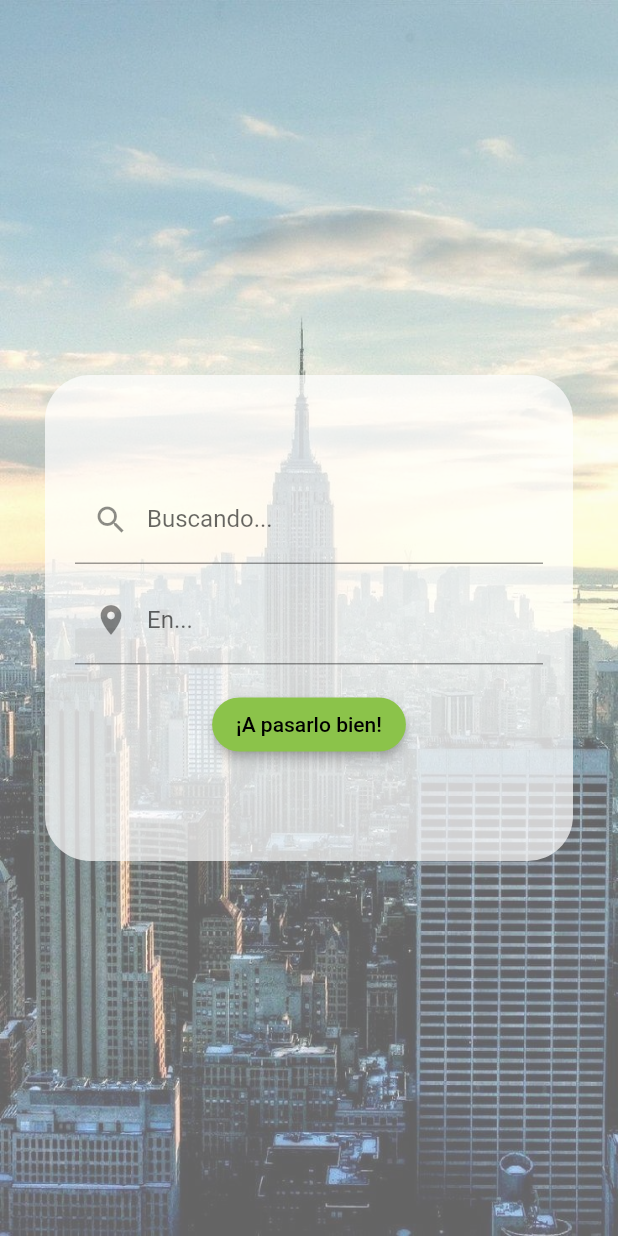
After one commit to Reloxed/ADEChallenge, a Flutter app: the SearchVenues screen opened directly, on a phone screen of 412 x 824 dp. The commit adds this screen. Run offline on Flutter 3.47's test engine with Material 2 defaults, Android fonts, the phone set to English and light mode, and no system bars; our stand-ins replace firebase_auth, firebase_core; accounts and stored records are empty.

Commit message:
UI of search venues' screen

```diff
--- a/adechallenge/lib/screens/login.dart
+++ b/adechallenge/lib/screens/login.dart
@@ -3,6 +3,11 @@ import 'package:adechallenge/utils/navigations.dart';
 import 'package:flutter/material.dart';
 import 'package:firebase_auth/firebase_auth.dart';
 
+/*
+This screen has a form which is used to login users on the app. It asks for an email and password and when the login
+button is clicked, the form is validated showing the corresponding errors on the
+fields. Then, if everything is ok, the user is redirected to the search_venues screen.
+ */
 class Login extends StatefulWidget {
   @override
   _LoginState createState() {
@@ -95,7 +100,7 @@ class _LoginState extends State<Login> {
           if(_formKey.currentState!.validate()){
             try {
               await _auth.signInWithEmailAndPassword(email: email, password: password);
-
+              navigateToSearchVenues(context);
             } on FirebaseAuthException catch (e) {
               String message = "";
               if(e.code == 'user-not-found')
--- /dev/null
+++ b/adechallenge/lib/screens/search_venues.dart
@@ -0,0 +1,82 @@
+import 'package:flutter/material.dart';
+
+/*
+Screen where the users can search venues. It is built by a background image and a form where we ask the user to
+say what they want to search for and where. It redirects to the results view.
+ */
+class SearchVenues extends StatefulWidget {
+  @override
+  _SearchVenuesState createState() {
+    return new _SearchVenuesState();
+  }
+}
+
+class _SearchVenuesState extends State<SearchVenues> {
+  late String name;
+  late String location;
+
+  @override
+  Widget build(BuildContext context) {
+    return Material(
+      child: Scaffold(
+        resizeToAvoidBottomInset: false,
+        body: Container(
+          decoration: BoxDecoration(
+              image: DecorationImage(
+                  image: AssetImage('assets/images/city-background.jpg'),
+                  fit: BoxFit.fill,
+                  colorFilter: new ColorFilter.mode(Colors.black.withOpacity(0.6), BlendMode.dstATop))),
+          child: Container(
+            alignment: Alignment.center,
+            margin: EdgeInsets.symmetric(vertical: 250.0, horizontal: 30.0),
+            decoration: BoxDecoration(color: Colors.white.withOpacity(0.7), borderRadius: BorderRadius.circular(30.0)),
+            child: _searchForm(),
+          ),
+        ),
+      ),
+    );
+  }
+
+  Widget _searchForm() {
+    return Container(
+        margin: EdgeInsets.symmetric(horizontal: 20.0),
+        child: Column(
+          mainAxisAlignment: MainAxisAlignment.center,
+          crossAxisAlignment: CrossAxisAlignment.center,
+          children: [
+            Container(
+              child: TextFormField(
+                textCapitalization: TextCapitalization.words,
+                onChanged: (value) => this.name = value,
+                decoration: InputDecoration(labelText: "Buscando...", prefixIcon: Icon(Icons.search)),
+              ),
+            ),
+            Container(
+                margin: EdgeInsets.only(top: 8.0),
+                child: TextFormField(
+                  textCapitalization: TextCapitalization.words,
+                  onChanged: (value) => this.location = value,
+                  decoration: InputDecoration(labelText: "En...", prefixIcon: Icon(Icons.place)),
+                )),
+            _button()
+          ],
+        ));
+  }
+
+  Widget _button() {
+    return Container(
+      margin: EdgeInsets.only(top: 16.0),
+      padding: EdgeInsets.symmetric(horizontal: 30.0),
+      child: ElevatedButton(
+        style: ElevatedButton.styleFrom(
+            shape: RoundedRectangleBorder(borderRadius: BorderRadius.circular(30.0)),
+            primary: Theme.of(context).primaryColor,
+            elevation: 3),
+        onPressed: () {},
+        child: Text(
+          "¡A pasarlo bien!",
+        ),
+      ),
+    );
+  }
+}
--- a/adechallenge/lib/utils/navigations.dart
+++ b/adechallenge/lib/utils/navigations.dart
@@ -1,6 +1,12 @@
 import 'package:adechallenge/screens/register.dart';
+import 'package:adechallenge/screens/search_venues.dart';
 import 'package:flutter/material.dart';
 
 void navigateToRegister(BuildContext context) {
   Navigator.push(context, MaterialPageRoute(builder: (context) => Register()));
 }
+
+void navigateToSearchVenues(BuildContext context) {
+  Navigator.pushAndRemoveUntil(
+      context, MaterialPageRoute(builder: (context) => SearchVenues()), (Route<dynamic> route) => false);
+}
--- a/adechallenge/pubspec.yaml
+++ b/adechallenge/pubspec.yaml
@@ -37,7 +37,8 @@ dev_dependencies:
 
 # The following section is specific to Flutter.
 flutter:
-
+  assets:
+    - assets/images/
   # The following line ensures that the Material Icons font is
   # included with your application, so that you can use the icons in
   # the material Icons class.
```
Also changed, not shown: adechallenge/assets/images/city-background.jpg (added).
